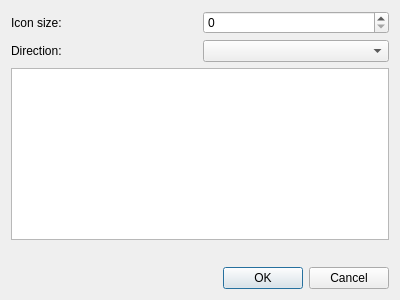
The window that projects/DesktopWidget2/desktopwidgetdialog.ui (andr7e/my-repository) describes before a commit, drawn with Qt 5.
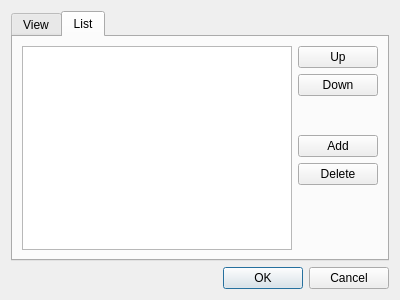
The same window after the commit. The open tabs and pages were chosen to show the change.

Commit message: + edit list add, delete, move

The edit to the form file:
```diff
--- a/projects/DesktopWidget2/desktopwidgetdialog.ui
+++ b/projects/DesktopWidget2/desktopwidgetdialog.ui
@@ -15,6 +15,16 @@
   </property>
   <layout class="QVBoxLayout" name="verticalLayout_2">
    <item>
+    <widget class="QTabWidget" name="tabWidget">
+     <property name="currentIndex">
+      <number>0</number>
+     </property>
+     <widget class="QWidget" name="view">
+      <attribute name="title">
+       <string>View</string>
+      </attribute>
+      <layout class="QHBoxLayout" name="horizontalLayout_3">
+       <item>
     <layout class="QVBoxLayout" name="verticalLayout">
      <item>
       <layout class="QHBoxLayout" name="horizontalLayout">
@@ -64,11 +74,6 @@
        </item>
       </layout>
      </item>
-    </layout>
-   </item>
-   <item>
-    <widget class="QListView" name="listView"/>
-   </item>
    <item>
     <spacer name="verticalSpacer">
      <property name="orientation">
@@ -81,6 +86,96 @@
       </size>
      </property>
     </spacer>
+         </item>
+        </layout>
+       </item>
+      </layout>
+     </widget>
+     <widget class="QWidget" name="list">
+      <attribute name="title">
+       <string>List</string>
+      </attribute>
+      <layout class="QHBoxLayout" name="horizontalLayout_4">
+       <item>
+        <widget class="QListView" name="listView"/>
+       </item>
+       <item>
+        <layout class="QVBoxLayout" name="verticalLayout_3">
+         <item>
+          <widget class="QPushButton" name="upButton">
+           <property name="text">
+            <string>Up</string>
+           </property>
+          </widget>
+         </item>
+         <item>
+          <widget class="QPushButton" name="downButton">
+           <property name="text">
+            <string>Down</string>
+           </property>
+          </widget>
+         </item>
+         <item>
+          <spacer name="verticalSpacer_3">
+           <property name="orientation">
+            <enum>Qt::Vertical</enum>
+           </property>
+           <property name="sizeType">
+            <enum>QSizePolicy::Expanding</enum>
+           </property>
+           <property name="sizeHint" stdset="0">
+            <size>
+             <width>20</width>
+             <height>40</height>
+            </size>
+           </property>
+          </spacer>
+         </item>
+         <item>
+          <widget class="QPushButton" name="addButton">
+           <property name="text">
+            <string>Add</string>
+           </property>
+          </widget>
+         </item>
+         <item>
+          <widget class="QPushButton" name="deleteButton">
+           <property name="text">
+            <string>Delete</string>
+           </property>
+          </widget>
+         </item>
+         <item>
+          <spacer name="verticalSpacer_2">
+           <property name="orientation">
+            <enum>Qt::Vertical</enum>
+           </property>
+           <property name="sizeHint" stdset="0">
+            <size>
+             <width>20</width>
+             <height>40</height>
+            </size>
+           </property>
+          </spacer>
+         </item>
+         <item>
+          <spacer name="verticalSpacer_4">
+           <property name="orientation">
+            <enum>Qt::Vertical</enum>
+           </property>
+           <property name="sizeHint" stdset="0">
+            <size>
+             <width>20</width>
+             <height>40</height>
+            </size>
+           </property>
+          </spacer>
+         </item>
+        </layout>
+       </item>
+      </layout>
+     </widget>
+    </widget>
    </item>
    <item>
     <widget class="QDialogButtonBox" name="buttonBox">
```
Lines whose indentation alone changed are shown as unchanged. The commit also changes 3 other files.
